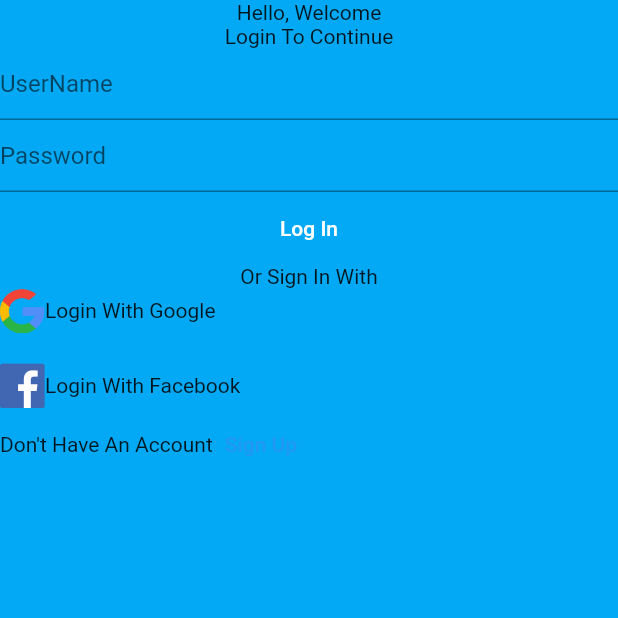
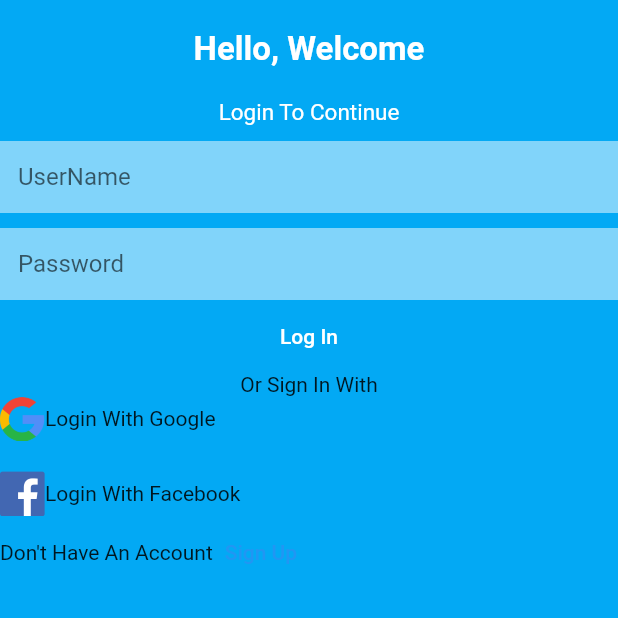
Before and after one commit to flutter-preview/AbdulRahmanMudasser-Flutter-Tutorial, a Flutter app: the screen it shows after launch, on a phone screen of 412 x 824 dp, the top half of it. Run offline on Flutter 3.47's test engine with Material 2 defaults, Android fonts, the light colour scheme and no system bars.

Commit message:
Sized Box, TextStyle and Text Field

```diff
--- a/lib/login_page.dart
+++ b/lib/login_page.dart
@@ -7,13 +7,48 @@ class LoginPage extends StatelessWidget {
       backgroundColor: Colors.lightBlue[500],
       body: Column(
         children: [
-          const Text("Hello, Welcome"),
-          const Text("Login To Continue"),
-          const TextField(
-            decoration: InputDecoration(hintText: "UserName"),
+          const SizedBox(
+            height: 20,
           ),
-          const TextField(
-            decoration: InputDecoration(hintText: "Password"),
+          const Text(
+            "Hello, Welcome",
+            style: TextStyle(
+              color: Colors.white,
+              fontSize: 22,
+              fontWeight: FontWeight.bold,
+            ),
+          ),
+          const SizedBox(
+            height: 20,
+          ),
+          const Text(
+            "Login To Continue",
+            style: TextStyle(
+              color: Colors.white,
+              fontSize: 15,
+            ),
+          ),
+          const SizedBox(
+            height: 10,
+          ),
+          TextField(
+            decoration: InputDecoration(
+              hintText: "UserName",
+              border: InputBorder.none,
+              filled: true,
+              fillColor: Colors.white.withOpacity(0.5),
+            ),
+          ),
+          SizedBox(
+            height: 10,
+          ),
+          TextField(
+            decoration: InputDecoration(
+              hintText: "Password",
+              border: InputBorder.none,
+              filled: true,
+              fillColor: Colors.white.withOpacity(0.5),
+            ),
           ),
           TextButton(
             child: const Text(
```
